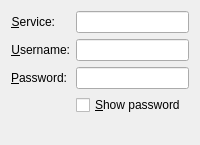
First picture: the form in libs/ui/pppoe.ui, repository KDE/networkmanagement, before the edit.
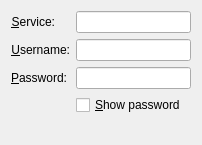
Second picture: the form after the edit. Custom widgets are drawn as their Qt base class.

What changed in the file:
```diff
--- a/libs/ui/pppoe.ui
+++ b/libs/ui/pppoe.ui
@@ -6,7 +6,7 @@
    <rect>
     <x>0</x>
     <y>0</y>
-    <width>200</width>
+    <width>202</width>
     <height>145</height>
    </rect>
   </property>
```
